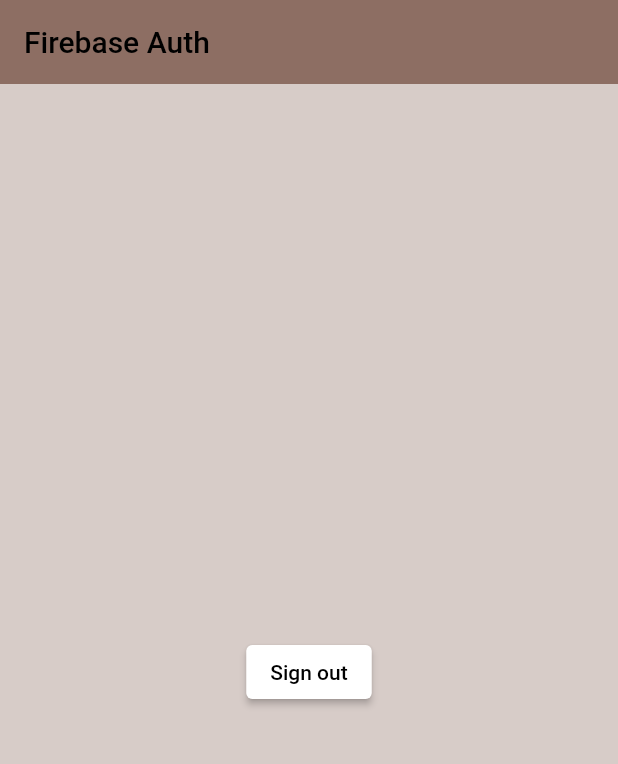
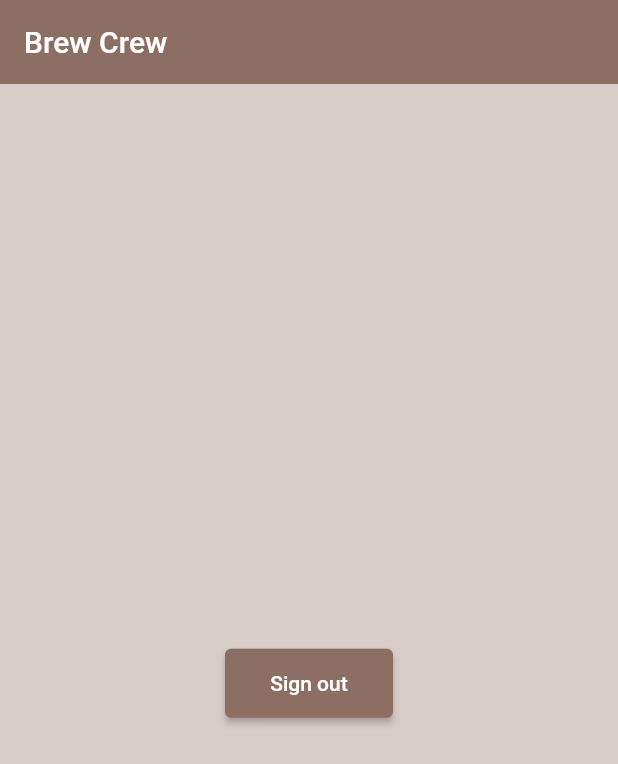
Before and after one commit to ardiantohendy/loginappwithfirebase, a Flutter app: the screen it shows once a user with an empty profile is signed in, on a phone screen of 412 x 824 dp. Shown: the top 764 px of the screen. Run offline on Flutter 3.47's test engine with Material 2 defaults, Android fonts, the phone set to English and light mode, and no system bars; our stand-ins replace firebase_auth, firebase_core, quickalert; accounts and stored records are empty.

Commit message:
new commit

```diff
--- a/lib/pages/home_page.dart
+++ b/lib/pages/home_page.dart
@@ -12,7 +12,10 @@
   }
 
   Widget _title() {
-    return const Text("Firebase Auth");
+    return const Text(
+      "Brew Crew",
+      style: TextStyle(color: Colors.white),
+    );
   }
 
   Widget _userUid() {
@@ -22,11 +25,22 @@
   Widget _signOutButton() {
     return ElevatedButton(
       onPressed: signOut,
-      style: ElevatedButton.styleFrom(backgroundColor: Colors.white),
-      child: const Text(
-        "Sign out",
-        style: TextStyle(color: Colors.black),
+      style: ElevatedButton.styleFrom(backgroundColor: Colors.brown[400]),
+      child: Container(
+        width: 80,
+        padding: const EdgeInsets.only(top: 15, bottom: 15),
+        child: const Text(
+          "Sign out",
+          style: TextStyle(color: Colors.white),
+          textAlign: TextAlign.center,
+        ),
       ),
+    );
+  }
+
+  Widget _sizedBox() {
+    return const SizedBox(
+      height: 15,
     );
   }
 
@@ -46,7 +60,7 @@
         child: Column(
           crossAxisAlignment: CrossAxisAlignment.center,
           mainAxisAlignment: MainAxisAlignment.center,
-          children: [_userUid(), _signOutButton()],
+          children: [_userUid(), _sizedBox(), _signOutButton()],
         ),
       ),
     );
```
